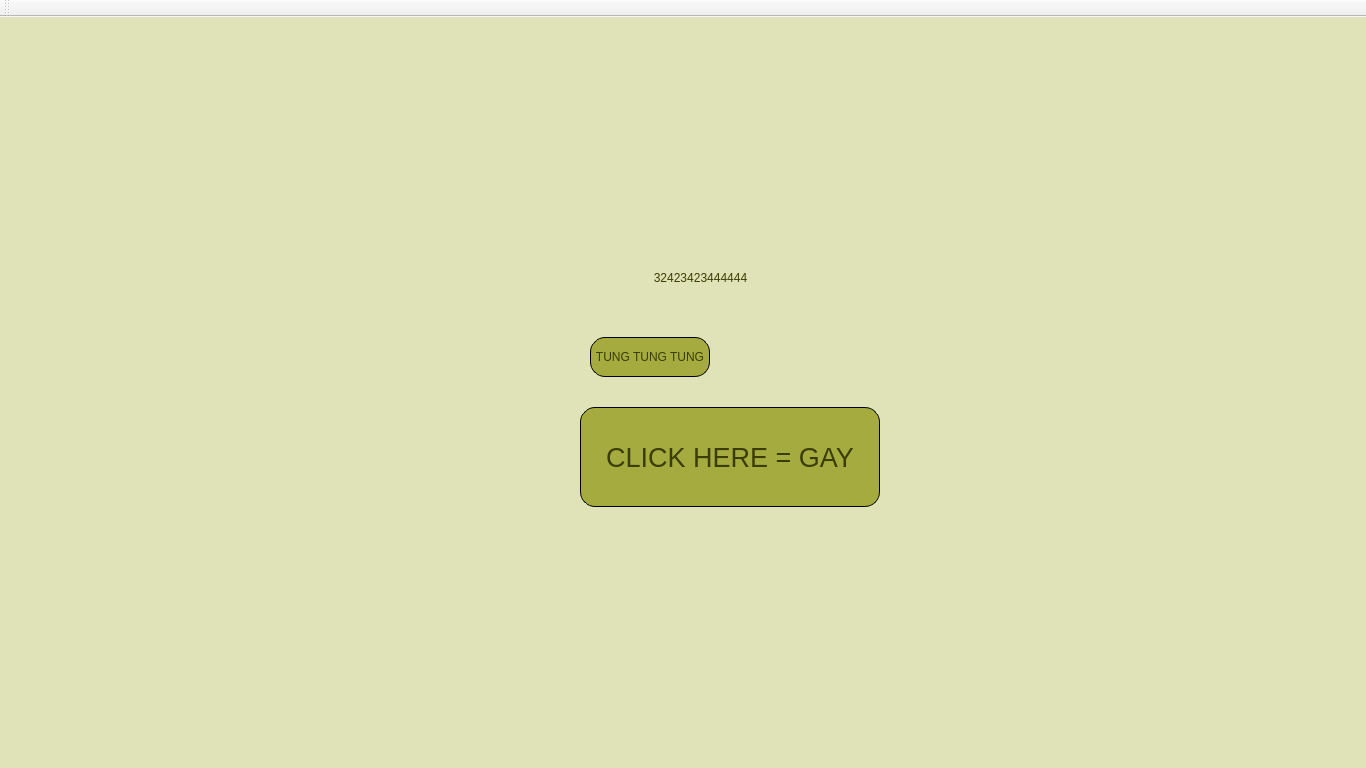
chanphong260913-gif/PTA39, file B4/home.ui: the form before one commit.
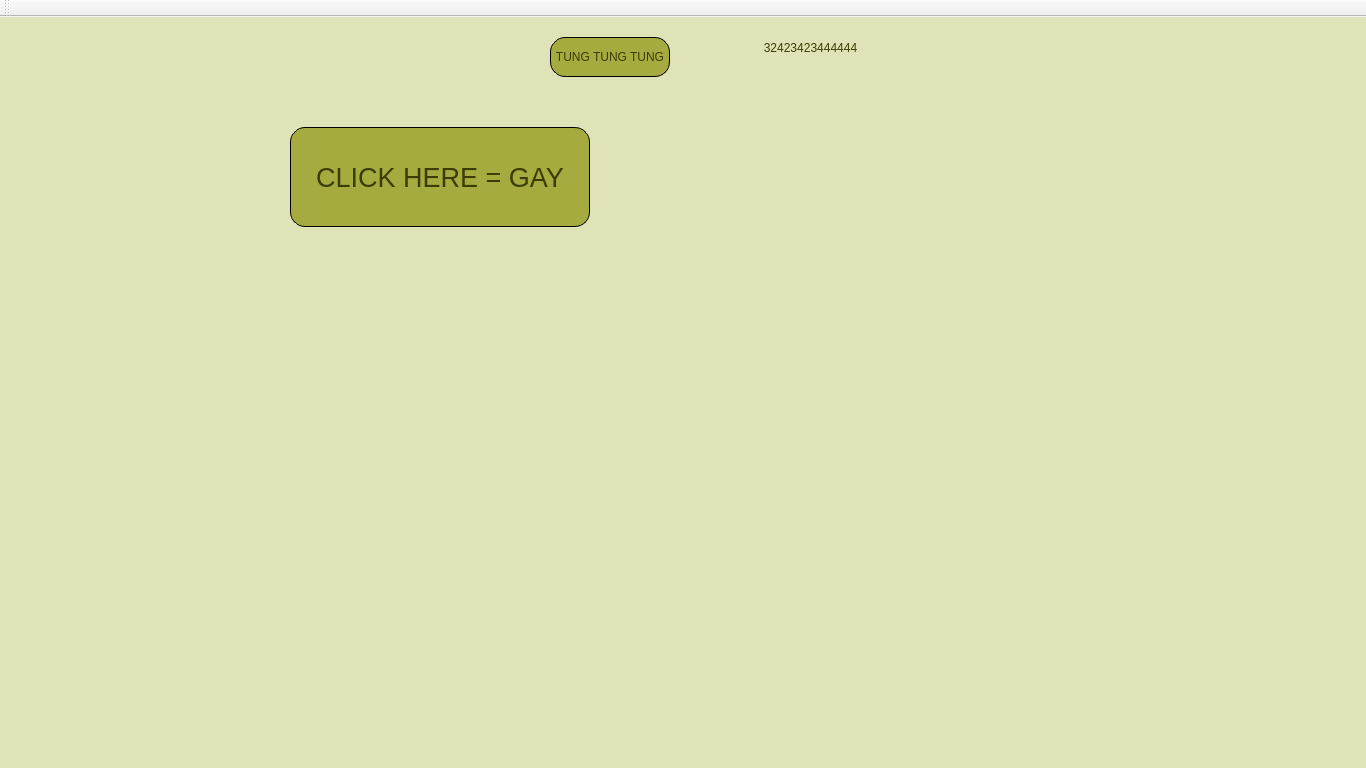
The form after the commit.

Patch:
```diff
--- a/B4/home.ui
+++ b/B4/home.ui
@@ -71,8 +71,8 @@
    <widget class="QPushButton" name="click_btn">
     <property name="geometry">
      <rect>
-      <x>590</x>
-      <y>320</y>
+      <x>550</x>
+      <y>20</y>
       <width>120</width>
       <height>40</height>
      </rect>
@@ -99,8 +99,8 @@
    <widget class="QPushButton" name="clicked_number_lb">
     <property name="geometry">
      <rect>
-      <x>570</x>
-      <y>230</y>
+      <x>680</x>
+      <y>0</y>
       <width>261</width>
       <height>61</height>
      </rect>
@@ -115,8 +115,8 @@
    <widget class="QPushButton" name="clickgay">
     <property name="geometry">
      <rect>
-      <x>580</x>
-      <y>390</y>
+      <x>290</x>
+      <y>110</y>
       <width>300</width>
       <height>100</height>
      </rect>
```
